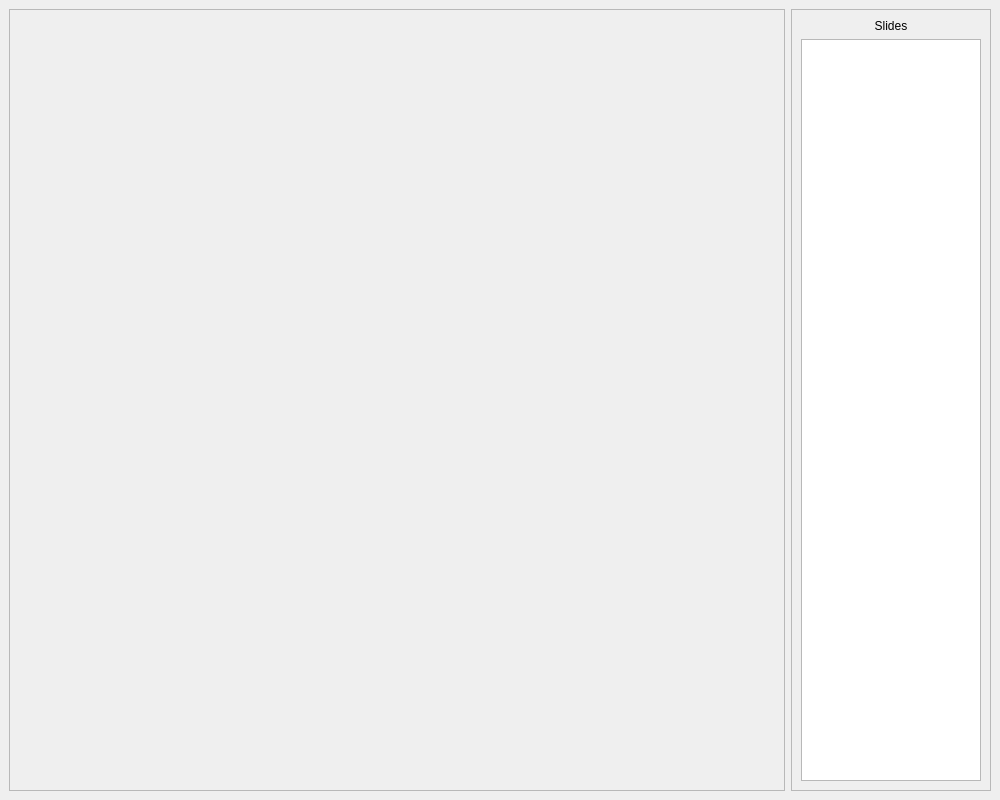
The window that windows/main_editor_window.ui (Strodow/Plucky) describes before a commit, drawn with Qt 5.
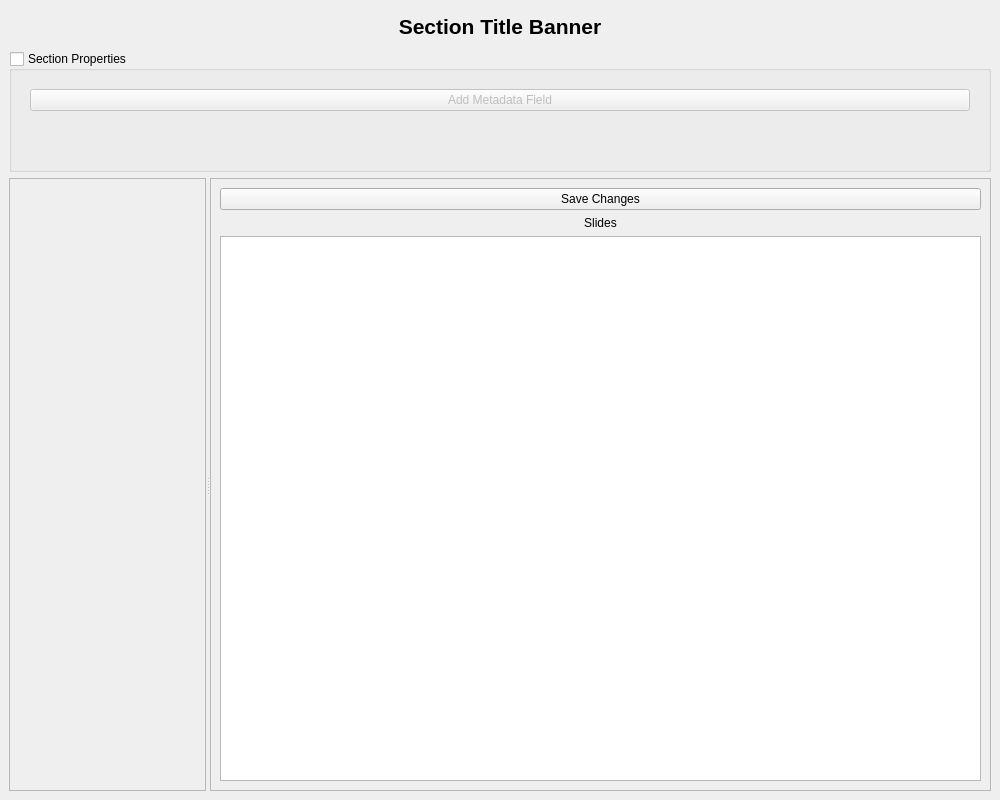
The same window after the commit.

Commit message: Main Section Editor working

```diff
--- a/windows/main_editor_window.ui
+++ b/windows/main_editor_window.ui
@@ -14,8 +14,98 @@
    <string>Mass Slide Editor</string>
   </property>
   <widget class="QWidget" name="centralwidget">
-   <layout class="QHBoxLayout" name="main_horizontal_layout">
+			<layout class="QVBoxLayout" name="root_vertical_layout_for_banner_and_splitter">
+				<!-- Renamed for clarity -->
     <item>
+					<layout class="QHBoxLayout" name="top_banner_layout">						
+						<item>
+							<widget class="QLabel" name="section_title_banner_label">
+								<property name="sizePolicy">
+									<sizepolicy hsizetype="Expanding" vsizetype="Fixed"> <!-- Make label expand -->
+										<horstretch>1</horstretch> <!-- Give it stretch priority -->
+										<verstretch>0</verstretch>
+									</sizepolicy>
+								</property>
+								<property name="text">
+									<string>Section Title Banner</string>
+								</property>
+								<property name="alignment">
+									<set>Qt::AlignCenter</set>
+								</property>
+								<property name="styleSheet"><string notr="true">font-size: 16pt; font-weight: bold; padding: 5px; border-bottom: 1px solid #aaaaaa;</string></property>
+							</widget>
+						</item>
+					</layout>
+				</item>
+				<!-- New Fold-up Section using QGroupBox -->
+				<item>
+					<widget class="QGroupBox" name="section_properties_group_box">
+						<property name="sizePolicy">
+							<sizepolicy hsizetype="Preferred" vsizetype="Maximum">
+								<horstretch>0</horstretch>
+								<verstretch>0</verstretch>
+							</sizepolicy>
+						</property>
+						<property name="title">
+							<string>Section Properties</string>
+						</property>
+						<property name="checkable">
+							<bool>true</bool>
+						</property>
+						<property name="checked">
+							<bool>false</bool> <!-- Start collapsed -->
+						</property>
+						<layout class="QVBoxLayout" name="group_box_main_layout">
+							<item>
+								<widget class="QWidget" name="section_properties_content_container">
+									<layout class="QVBoxLayout" name="section_properties_content_layout">
+										<item>
+											<!-- This QVBoxLayout will hold dynamically added metadata rows -->
+											<layout class="QVBoxLayout" name="metadata_entries_layout">
+												<!-- Initially empty, to be populated by Python code -->
+												<!-- Example of how a row might look (for visualization, not to be static in UI):
+												<layout class="QHBoxLayout">
+													<item><widget class="QComboBox"/></item>
+													<item><widget class="QLineEdit"/></item>
+													<item><widget class="QPushButton" name="remove_metadata_button_example">
+														<property name="text"><string>-</string></property>
+														<property name="maximumSize"><size><width>30</width><height>16777215</height></size></property>
+													</widget></item>
+												</layout>
+												-->
+											</layout>
+										</item>
+										<item>
+											<widget class="QPushButton" name="add_metadata_button">
+												<property name="text">
+													<string>Add Metadata Field</string>
+												</property>
+											</widget>
+										</item>
+										<item>
+											<spacer name="metadata_vertical_spacer">
+												<property name="orientation">
+													<enum>Qt::Vertical</enum>
+												</property>
+												<property name="sizeHint" stdset="0">
+													<size><width>20</width><height>40</height></size>
+												</property>
+												<property name="sizeType"><enum>QSizePolicy::Expanding</enum></property>
+											</spacer>
+										</item>
+									</layout>
+								</widget>
+							</item>
+						</layout>
+					</widget>
+				</item>
+				<item>
+					<widget class="QSplitter" name="main_splitter">
+						<property name="orientation">
+							<enum>Qt::Horizontal</enum>
+						</property>
+						<widget class="QWidget" name="left_panel_widget">
+							<!-- New container for main editor area -->
      <layout class="QVBoxLayout" name="main_editor_area_layout">
       <item>
        <widget class="QScrollArea" name="main_slides_scroll_area">
@@ -29,16 +119,15 @@
            <y>0</y>
            <width>698</width>
            <height>776</height>
-          </rect>
-         </property>
-         <layout class="QVBoxLayout" name="slides_container_layout">
-          </layout>
+													<!-- This will adjust dynamically -->
+												</rect>
+											</property>
+											<layout class="QVBoxLayout" name="slides_container_layout"></layout>
         </widget>
        </widget>
       </item>
      </layout>
-    </item>
-    <item>
+						</widget>
      <widget class="QFrame" name="right_sidebar_frame">
       <property name="minimumSize">
        <size>
@@ -46,12 +135,8 @@
         <height>0</height>
        </size>
       </property>
-      <property name="maximumSize">
-       <size>
-        <width>200</width>
-        <height>16777215</height>
-       </size>
-      </property>
+							<!-- Removed maximumSize to allow it to be resized larger -->
+							<!-- <property name="maximumSize"><size><width>200</width><height>16777215</height></size></property> -->
       <property name="frameShape">
        <enum>QFrame::StyledPanel</enum>
       </property>
@@ -59,6 +144,13 @@
        <enum>QFrame::Raised</enum>
       </property>
       <layout class="QVBoxLayout" name="right_sidebar_layout">
+								<item>
+									<widget class="QPushButton" name="save_sidebar_button">
+										<property name="text">
+											<string>Save Changes</string>
+										</property>
+									</widget>
+								</item>
        <item>
         <widget class="QLabel" name="slides_label">
          <property name="text">
@@ -93,6 +185,7 @@
         </widget>
        </item>
       </layout>
+						</widget>
      </widget>
     </item>
    </layout>
```
Left out of the diff: 3 changed lines with no effect on the pictures. Lines whose indentation alone changed are shown as unchanged. The commit also changes 14 other files.
